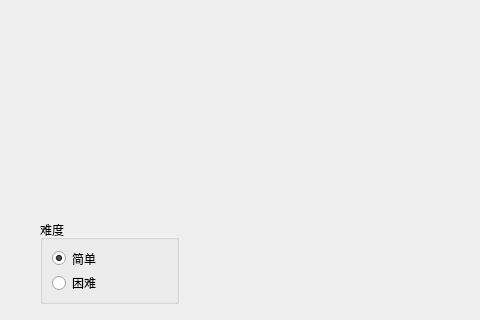
Qt form difficultyandspeedselectwindow.ui (TwinIsland-CCC/RhythmGame_Project_1_00) before a commit; both pictures show x 0 to 480 and y 0 to 320 of the 800 by 600 pixel window.
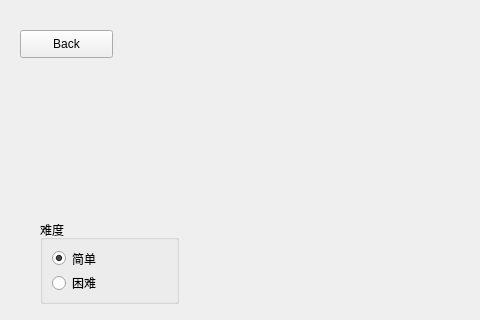
The same form after that commit. Icons and pictures are not drawn.

```diff
--- a/difficultyandspeedselectwindow.ui
+++ b/difficultyandspeedselectwindow.ui
@@ -122,6 +122,19 @@
      <string>开始玩！</string>
     </property>
    </widget>
+   <widget class="QPushButton" name="Backbtn">
+    <property name="geometry">
+     <rect>
+      <x>20</x>
+      <y>30</y>
+      <width>93</width>
+      <height>28</height>
+     </rect>
+    </property>
+    <property name="text">
+     <string>Back</string>
+    </property>
+   </widget>
   </widget>
   <widget class="QMenuBar" name="menubar">
    <property name="geometry">
```
Left out of the diff: 2 changed lines with no effect on the pictures.
